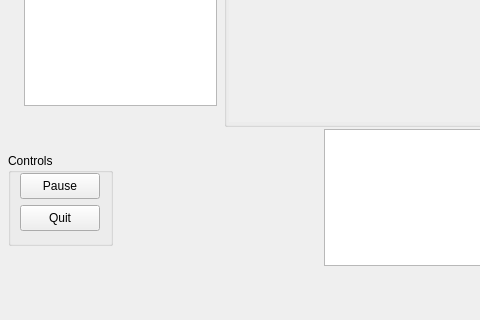
The window that mainwindow.ui (rengers/rover) describes before a commit, drawn with Qt 5; both pictures show x 0 to 480 and y 423 to 743 of the 1342 by 743 pixel window.
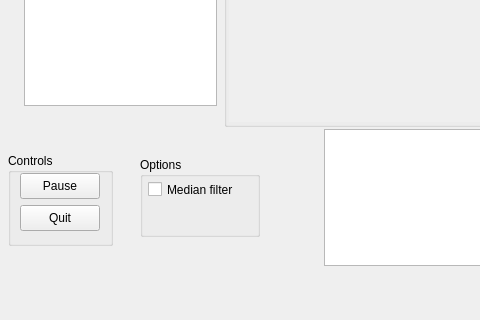
The same window after the commit.

Commit message: Added plate locate function using cascade classifier

```diff
--- a/mainwindow.ui
+++ b/mainwindow.ui
@@ -170,6 +170,32 @@
      </property>
     </widget>
    </widget>
+   <widget class="QGroupBox" name="groupBox_5">
+    <property name="geometry">
+     <rect>
+      <x>140</x>
+      <y>580</y>
+      <width>120</width>
+      <height>80</height>
+     </rect>
+    </property>
+    <property name="title">
+     <string>Options</string>
+    </property>
+    <widget class="QCheckBox" name="checkBox">
+     <property name="geometry">
+      <rect>
+       <x>8</x>
+       <y>20</y>
+       <width>105</width>
+       <height>25</height>
+      </rect>
+     </property>
+     <property name="text">
+      <string>Median filter</string>
+     </property>
+    </widget>
+   </widget>
   </widget>
   <widget class="QMenuBar" name="menubar">
    <property name="geometry">
```
The commit also changes 2 other files.
